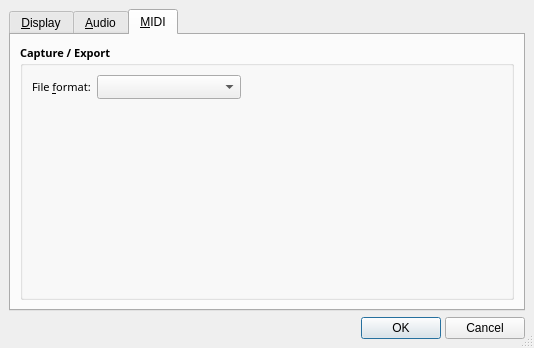
First picture: the form in src/qtractorOptionsForm.ui, repository rncbc/qtractor, before the edit.
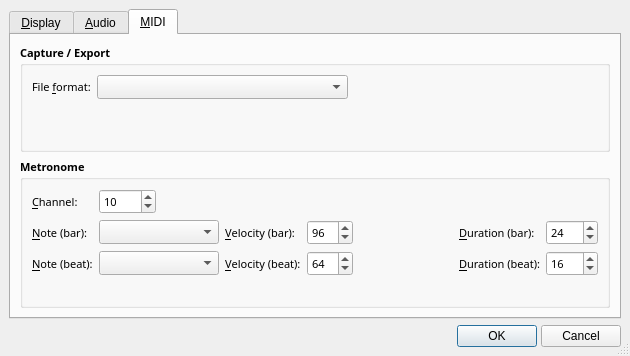
Second picture: the form after the edit. The open tabs and pages were chosen to show the change. Icons and pictures are not drawn.

Commit message: - A rudimentary MIDI metronome is now in place; parameters, like   MIDI channel, bar and beat accent note, velocity and duration,   are readily configurable from the main menu, View/Options...   /MIDI/Metronome dialog. Beware, although it's barely working   as advertised, it is also not perfect nor reliable, in fact it   might be a bit far from that, probably due to some conceptual   mistake(s) :(. Still trying to do my best.

Diff of the .ui file:
```diff
--- a/src/qtractorOptionsForm.ui
+++ b/src/qtractorOptionsForm.ui
@@ -25,8 +25,8 @@
    <rect>
     <x>0</x>
     <y>0</y>
-    <width>534</width>
-    <height>347</height>
+    <width>630</width>
+    <height>356</height>
    </rect>
   </property>
   <property name="sizePolicy" >
@@ -921,12 +921,51 @@
             </property>
             <property name="sizeHint" >
              <size>
-              <width>37</width>
-              <height>81</height>
+              <width>20</width>
+              <height>20</height>
              </size>
             </property>
            </spacer>
           </item>
+          <item row="0" column="2" >
+           <spacer>
+            <property name="orientation" >
+             <enum>Qt::Horizontal</enum>
+            </property>
+            <property name="sizeHint" >
+             <size>
+              <width>120</width>
+              <height>20</height>
+             </size>
+            </property>
+           </spacer>
+          </item>
+          <item row="0" column="1" >
+           <widget class="QComboBox" name="MidiCaptureFormatComboBox" >
+            <property name="sizePolicy" >
+             <sizepolicy>
+              <hsizetype>7</hsizetype>
+              <vsizetype>0</vsizetype>
+              <horstretch>0</horstretch>
+              <verstretch>0</verstretch>
+             </sizepolicy>
+            </property>
+            <property name="font" >
+             <font>
+              <family>Sans Serif</family>
+              <pointsize>8</pointsize>
+              <weight>50</weight>
+              <italic>false</italic>
+              <bold>false</bold>
+              <underline>false</underline>
+              <strikeout>false</strikeout>
+             </font>
+            </property>
+            <property name="toolTip" >
+             <string>MIDI file format to use on capture (record) and export</string>
+            </property>
+           </widget>
+          </item>
           <item row="0" column="0" >
            <widget class="QLabel" name="MidiCaptureFormatTextLabel" >
             <property name="font" >
@@ -948,16 +987,400 @@
             </property>
            </widget>
           </item>
+         </layout>
+        </widget>
+       </item>
+       <item>
+        <widget class="QGroupBox" name="MetronomeGroupBox" >
+         <property name="font" >
+          <font>
+           <family>Sans Serif</family>
+           <pointsize>8</pointsize>
+           <weight>75</weight>
+           <italic>false</italic>
+           <bold>true</bold>
+           <underline>false</underline>
+           <strikeout>false</strikeout>
+          </font>
+         </property>
+         <property name="title" >
+          <string>Metronome</string>
+         </property>
+         <property name="flat" >
+          <bool>true</bool>
+         </property>
+         <layout class="QGridLayout" >
+          <property name="margin" >
+           <number>9</number>
+          </property>
+          <property name="spacing" >
+           <number>6</number>
+          </property>
+          <item rowspan="2" row="1" column="5" >
+           <spacer>
+            <property name="orientation" >
+             <enum>Qt::Horizontal</enum>
+            </property>
+            <property name="sizeHint" >
+             <size>
+              <width>20</width>
+              <height>20</height>
+             </size>
+            </property>
+           </spacer>
+          </item>
+          <item row="2" column="0" >
+           <widget class="QLabel" name="MetroBeatNoteTextLabel" >
+            <property name="font" >
+             <font>
+              <family>Sans Serif</family>
+              <pointsize>8</pointsize>
+              <weight>50</weight>
+              <italic>false</italic>
+              <bold>false</bold>
+              <underline>false</underline>
+              <strikeout>false</strikeout>
+             </font>
+            </property>
+            <property name="text" >
+             <string>&amp;Note (beat):</string>
+            </property>
+            <property name="buddy" >
+             <cstring>MetroBeatNoteComboBox</cstring>
+            </property>
+           </widget>
+          </item>
+          <item row="2" column="1" colspan="2" >
+           <widget class="QComboBox" name="MetroBeatNoteComboBox" >
+            <property name="sizePolicy" >
+             <sizepolicy>
+              <hsizetype>7</hsizetype>
+              <vsizetype>0</vsizetype>
+              <horstretch>0</horstretch>
+              <verstretch>0</verstretch>
+             </sizepolicy>
+            </property>
+            <property name="minimumSize" >
+             <size>
+              <width>120</width>
+              <height>0</height>
+             </size>
+            </property>
+            <property name="font" >
+             <font>
+              <family>Sans Serif</family>
+              <pointsize>8</pointsize>
+              <weight>50</weight>
+              <italic>false</italic>
+              <bold>false</bold>
+              <underline>false</underline>
+              <strikeout>false</strikeout>
+             </font>
+            </property>
+            <property name="toolTip" >
+             <string>Metronome MIDI note (beat)</string>
+            </property>
+           </widget>
+          </item>
+          <item row="2" column="7" >
+           <widget class="QSpinBox" name="MetroBeatDurationSpinBox" >
+            <property name="font" >
+             <font>
+              <family>Sans Serif</family>
+              <pointsize>8</pointsize>
+              <weight>50</weight>
+              <italic>false</italic>
+              <bold>false</bold>
+              <underline>false</underline>
+              <strikeout>false</strikeout>
+             </font>
+            </property>
+            <property name="toolTip" >
+             <string>Metronome MIDI velocity (beat)</string>
+            </property>
+            <property name="suffix" >
+             <string/>
+            </property>
+            <property name="maximum" >
+             <number>9999</number>
+            </property>
+            <property name="minimum" >
+             <number>1</number>
+            </property>
+            <property name="singleStep" >
+             <number>8</number>
+            </property>
+            <property name="value" >
+             <number>16</number>
+            </property>
+           </widget>
+          </item>
+          <item row="2" column="6" >
+           <widget class="QLabel" name="MetroBeatDurationTextLabel" >
+            <property name="font" >
+             <font>
+              <family>Sans Serif</family>
+              <pointsize>8</pointsize>
+              <weight>50</weight>
+              <italic>false</italic>
+              <bold>false</bold>
+              <underline>false</underline>
+              <strikeout>false</strikeout>
+             </font>
+            </property>
+            <property name="text" >
+             <string>&amp;Duration (beat):</string>
+            </property>
+            <property name="buddy" >
+             <cstring>MetroBeatDurationSpinBox</cstring>
+            </property>
+           </widget>
+          </item>
+          <item row="2" column="3" >
+           <widget class="QLabel" name="MetroBeatVelocityTextLabel" >
+            <property name="font" >
+             <font>
+              <family>Sans Serif</family>
+              <pointsize>8</pointsize>
+              <weight>50</weight>
+              <italic>false</italic>
+              <bold>false</bold>
+              <underline>false</underline>
+              <strikeout>false</strikeout>
+             </font>
+            </property>
+            <property name="text" >
+             <string>&amp;Velocity (beat):</string>
+            </property>
+            <property name="buddy" >
+             <cstring>MetroBeatVelocitySpinBox</cstring>
+            </property>
+           </widget>
+          </item>
+          <item row="2" column="4" >
+           <widget class="QSpinBox" name="MetroBeatVelocitySpinBox" >
+            <property name="font" >
+             <font>
+              <family>Sans Serif</family>
+              <pointsize>8</pointsize>
+              <weight>50</weight>
+              <italic>false</italic>
+              <bold>false</bold>
+              <underline>false</underline>
+              <strikeout>false</strikeout>
+             </font>
+            </property>
+            <property name="toolTip" >
+             <string>Metronome MIDI velocity (beat)</string>
+            </property>
+            <property name="suffix" >
+             <string/>
+            </property>
+            <property name="maximum" >
+             <number>127</number>
+            </property>
+            <property name="minimum" >
+             <number>1</number>
+            </property>
+            <property name="value" >
+             <number>64</number>
+            </property>
+           </widget>
+          </item>
+          <item row="1" column="7" >
+           <widget class="QSpinBox" name="MetroBarDurationSpinBox" >
+            <property name="font" >
+             <font>
+              <family>Sans Serif</family>
+              <pointsize>8</pointsize>
+              <weight>50</weight>
+              <italic>false</italic>
+              <bold>false</bold>
+              <underline>false</underline>
+              <strikeout>false</strikeout>
+             </font>
+            </property>
+            <property name="toolTip" >
+             <string>Metronome MIDI velocity (bar)</string>
+            </property>
+            <property name="suffix" >
+             <string/>
+            </property>
+            <property name="maximum" >
+             <number>9999</number>
+            </property>
+            <property name="minimum" >
+             <number>1</number>
+            </property>
+            <property name="singleStep" >
+             <number>8</number>
+            </property>
+            <property name="value" >
+             <number>24</number>
+            </property>
+           </widget>
+          </item>
+          <item row="1" column="6" >
+           <widget class="QLabel" name="MetroBarDurationTextLabel" >
+            <property name="font" >
+             <font>
+              <family>Sans Serif</family>
+              <pointsize>8</pointsize>
+              <weight>50</weight>
+              <italic>false</italic>
+              <bold>false</bold>
+              <underline>false</underline>
+              <strikeout>false</strikeout>
+             </font>
+            </property>
+            <property name="text" >
+             <string>&amp;Duration (bar):</string>
+            </property>
+            <property name="buddy" >
+             <cstring>MetroBarDurationSpinBox</cstring>
+            </property>
+           </widget>
+          </item>
+          <item row="1" column="4" >
+           <widget class="QSpinBox" name="MetroBarVelocitySpinBox" >
+            <property name="font" >
+             <font>
+              <family>Sans Serif</family>
+              <pointsize>8</pointsize>
+              <weight>50</weight>
+              <italic>false</italic>
+              <bold>false</bold>
+              <underline>false</underline>
+              <strikeout>false</strikeout>
+             </font>
+            </property>
+            <property name="toolTip" >
+             <string>Metronome MIDI velocity (bar)</string>
+            </property>
+            <property name="suffix" >
+             <string/>
+            </property>
+            <property name="maximum" >
+             <number>127</number>
+            </property>
+            <property name="minimum" >
+             <number>1</number>
+            </property>
+            <property name="value" >
+             <number>96</number>
+            </property>
+           </widget>
+          </item>
+          <item row="1" column="3" >
+           <widget class="QLabel" name="MetroBarVelocityTextLabel" >
+            <property name="font" >
+             <font>
+              <family>Sans Serif</family>
+              <pointsize>8</pointsize>
+              <weight>50</weight>
+              <italic>false</italic>
+              <bold>false</bold>
+              <underline>false</underline>
+              <strikeout>false</strikeout>
+             </font>
+            </property>
+            <property name="text" >
+             <string>&amp;Velocity (bar):</string>
+            </property>
+            <property name="buddy" >
+             <cstring>MetroBarVelocitySpinBox</cstring>
+            </property>
+           </widget>
+          </item>
+          <item row="1" column="1" colspan="2" >
+           <widget class="QComboBox" name="MetroBarNoteComboBox" >
+            <property name="sizePolicy" >
+             <sizepolicy>
+              <hsizetype>7</hsizetype>
+              <vsizetype>0</vsizetype>
+              <horstretch>0</horstretch>
+              <verstretch>0</verstretch>
+             </sizepolicy>
+            </property>
+            <property name="minimumSize" >
+             <size>
+              <width>120</width>
+              <height>0</height>
+             </size>
+            </property>
+            <property name="font" >
+             <font>
+              <family>Sans Serif</family>
+              <pointsize>8</pointsize>
+              <weight>50</weight>
+              <italic>false</italic>
+              <bold>false</bold>
+              <underline>false</underline>
+              <strikeout>false</strikeout>
+             </font>
+            </property>
+            <property name="toolTip" >
+             <string>Metronome MIDI note (bar)</string>
+            </property>
+           </widget>
+          </item>
+          <item row="1" column="0" >
+           <widget class="QLabel" name="MetroBarNoteTextLabe" >
+            <property name="font" >
+             <font>
+              <family>Sans Serif</family>
+              <pointsize>8</pointsize>
+              <weight>50</weight>
+              <italic>false</italic>
+              <bold>false</bold>
+              <underline>false</underline>
+              <strikeout>false</strikeout>
+             </font>
+            </property>
+            <property name="text" >
+             <string>&amp;Note (bar):</string>
+            </property>
+            <property name="buddy" >
+             <cstring>MetroBarNoteComboBox</cstring>
+            </property>
+           </widget>
+          </item>
+          <item row="3" column="1" colspan="2" >
+           <spacer>
+            <property name="orientation" >
+             <enum>Qt::Vertical</enum>
+            </property>
+            <property name="sizeHint" >
+             <size>
+              <width>20</width>
+              <height>20</height>
+             </size>
+            </property>
+           </spacer>
+          </item>
+          <item row="0" column="0" >
+           <widget class="QLabel" name="MetroChannelTextLabel" >
+            <property name="font" >
+             <font>
+              <family>Sans Serif</family>
+              <pointsize>8</pointsize>
+              <weight>50</weight>
+              <italic>false</italic>
+              <bold>false</bold>
+              <underline>false</underline>
+              <strikeout>false</strikeout>
+             </font>
+            </property>
+            <property name="text" >
+             <string>&amp;Channel:</string>
+            </property>
+            <property name="buddy" >
+             <cstring>MetroChannelSpinBox</cstring>
+            </property>
+           </widget>
+          </item>
           <item row="0" column="1" >
-           <widget class="QComboBox" name="MidiCaptureFormatComboBox" >
-            <property name="sizePolicy" >
-             <sizepolicy>
-              <hsizetype>7</hsizetype>
-              <vsizetype>0</vsizetype>
-              <horstretch>0</horstretch>
-              <verstretch>0</verstretch>
-             </sizepolicy>
-            </property>
+           <widget class="QSpinBox" name="MetroChannelSpinBox" >
             <property name="font" >
              <font>
               <family>Sans Serif</family>
@@ -970,19 +1393,31 @@
              </font>
             </property>
             <property name="toolTip" >
-             <string>MIDI file format to use on capture (record) and export</string>
+             <string>Metronome MIDI channel</string>
+            </property>
+            <property name="suffix" >
+             <string/>
+            </property>
+            <property name="maximum" >
+             <number>16</number>
+            </property>
+            <property name="minimum" >
+             <number>1</number>
+            </property>
+            <property name="value" >
+             <number>10</number>
             </property>
            </widget>
           </item>
-          <item row="0" column="2" >
+          <item row="0" column="2" colspan="6" >
            <spacer>
             <property name="orientation" >
              <enum>Qt::Horizontal</enum>
             </property>
             <property name="sizeHint" >
              <size>
-              <width>261</width>
-              <height>23</height>
+              <width>180</width>
+              <height>20</height>
              </size>
             </property>
            </spacer>
@@ -1007,13 +1442,10 @@
        <property name="orientation" >
         <enum>Qt::Horizontal</enum>
        </property>
-       <property name="sizeType" >
-        <enum>QSizePolicy::Expanding</enum>
-       </property>
        <property name="sizeHint" >
         <size>
-         <width>250</width>
-         <height>16</height>
+         <width>240</width>
+         <height>20</height>
         </size>
        </property>
       </spacer>
```
Left out of the diff: 31 changed lines with no effect on the pictures. The commit also changes 16 other files.
